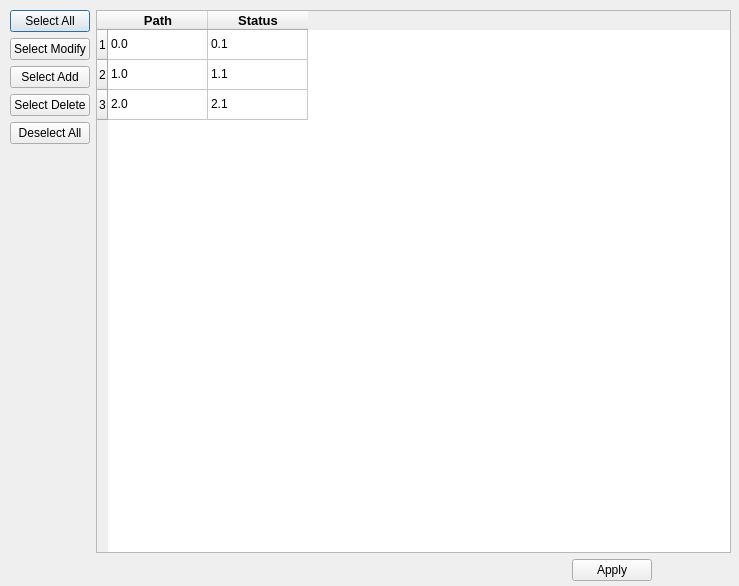
The window that UI/Git_code_change_select_files.ui (Kevin-Liou/GitCodeChange) describes before a commit, drawn with Qt 5.
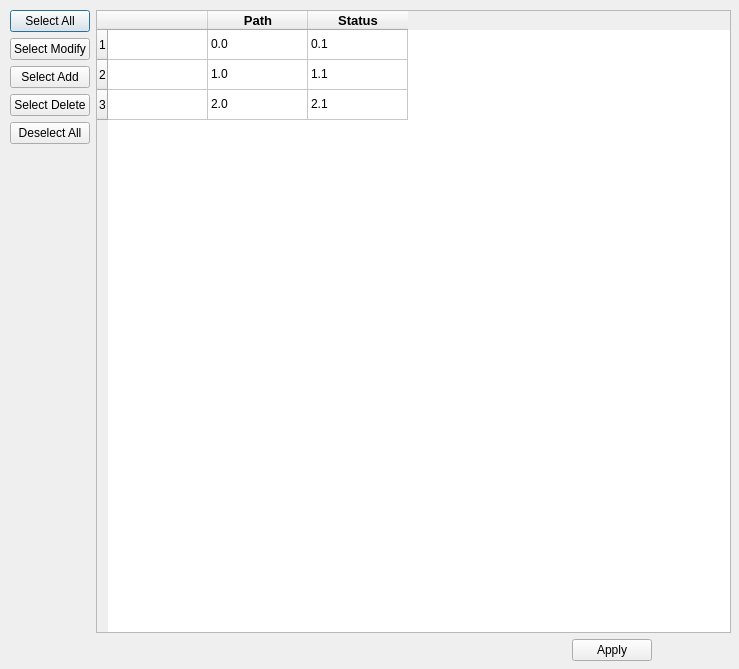
The same window after the commit.

```diff
--- a/UI/Git_code_change_select_files.ui
+++ b/UI/Git_code_change_select_files.ui
@@ -10,7 +10,7 @@
     <x>0</x>
     <y>0</y>
     <width>739</width>
-    <height>586</height>
+    <height>669</height>
    </rect>
   </property>
   <property name="windowTitle">
@@ -22,7 +22,7 @@
      <x>10</x>
      <y>10</y>
      <width>721</width>
-     <height>571</height>
+     <height>651</height>
     </rect>
    </property>
    <layout class="QGridLayout" name="gridLayout">
@@ -82,6 +82,11 @@
         <string>3</string>
        </property>
       </row>
+      <column>
+       <property name="text">
+        <string/>
+       </property>
+      </column>
       <column>
        <property name="text">
         <string>Path</string>
@@ -108,32 +113,32 @@
         </font>
        </property>
       </column>
-      <item row="0" column="0">
-       <property name="text">
-        <string>0.0</string>
-       </property>
-      </item>
       <item row="0" column="1">
        <property name="text">
+        <string>0.0</string>
+       </property>
+      </item>
+      <item row="0" column="2">
+       <property name="text">
         <string>0.1</string>
        </property>
       </item>
-      <item row="1" column="0">
-       <property name="text">
-        <string>1.0</string>
-       </property>
-      </item>
       <item row="1" column="1">
        <property name="text">
+        <string>1.0</string>
+       </property>
+      </item>
+      <item row="1" column="2">
+       <property name="text">
         <string>1.1</string>
        </property>
       </item>
-      <item row="2" column="0">
-       <property name="text">
-        <string>2.0</string>
-       </property>
-      </item>
       <item row="2" column="1">
+       <property name="text">
+        <string>2.0</string>
+       </property>
+      </item>
+      <item row="2" column="2">
        <property name="text">
         <string>2.1</string>
        </property>
```
